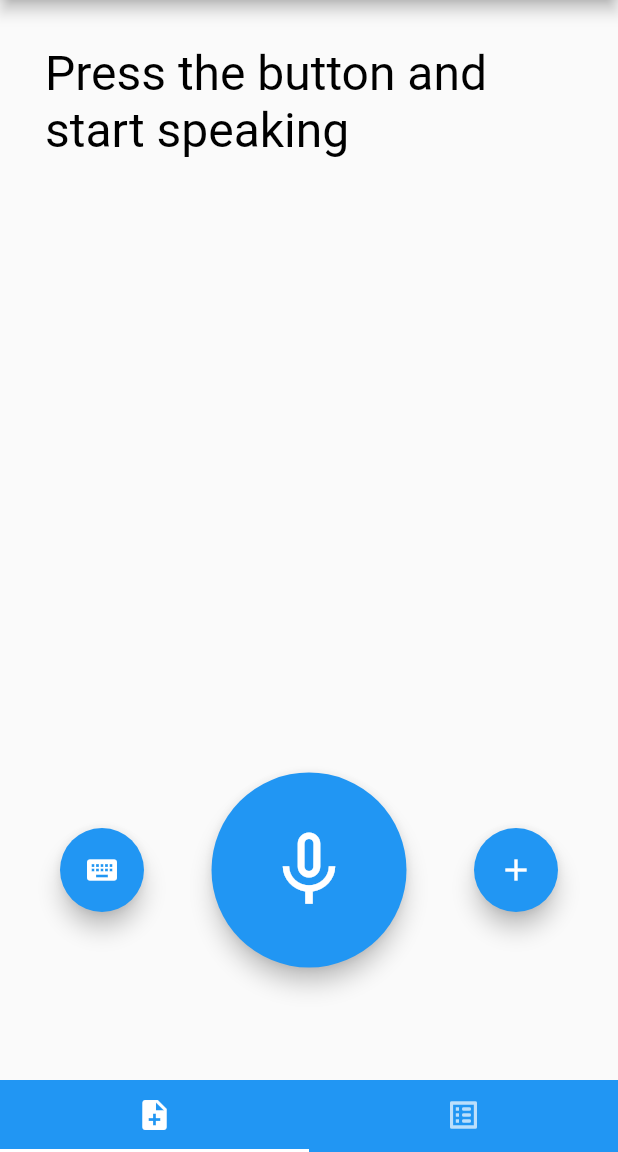
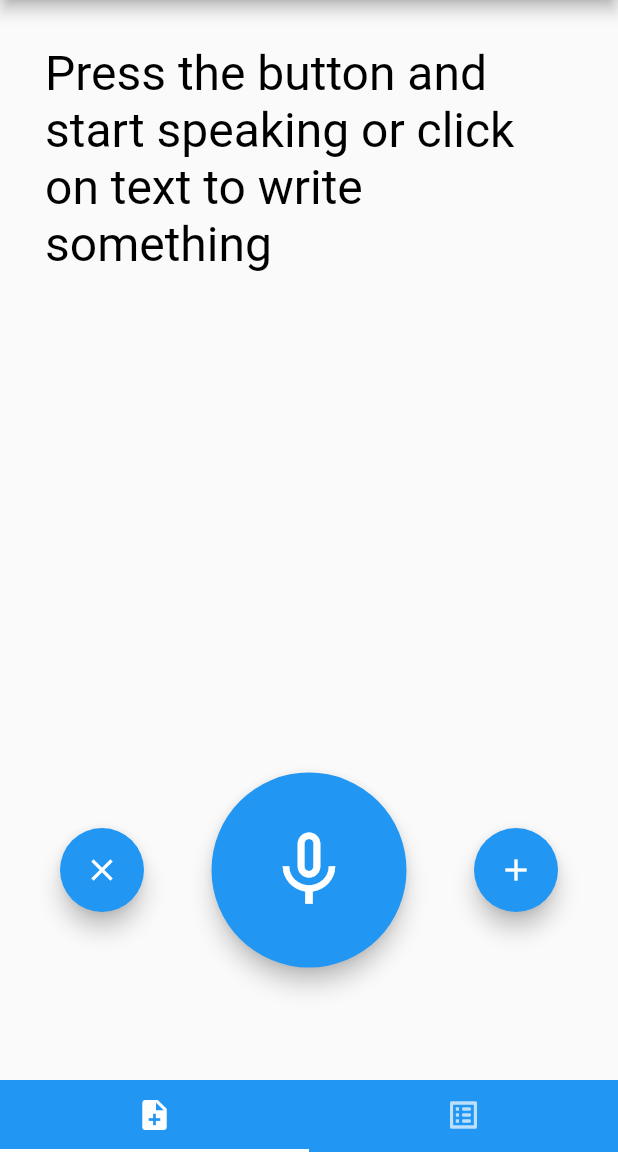
Before and after one commit to Flathz/flutterMindr, a Flutter app: the screen it shows after launch, on a phone screen of 412 x 824 dp, the part 84-1236 px from its top. Run offline on Flutter 3.47's test engine with Material 2 defaults, Android fonts, the phone set to English and light mode, and no system bars; drawn by our look-alikes of avatar_glow; our stand-ins replace speech_to_text, sqflite; missing offline and left inert: keyboard_visibility; accounts and stored records are empty.

Commit message:
[fix] on adding note view

```diff
--- a/lib/AddNoteWidget.dart
+++ b/lib/AddNoteWidget.dart
@@ -16,7 +16,8 @@ class _AddNoteWidgetState extends State<AddNoteWidget> {
   stt.SpeechToText _speech;
   bool _isListening = false;
   DBHelper dbHelper;
-  String _text = 'Press the button and start speaking';
+  String _text =
+      'Press the button and start speaking or click on text to write something';
   String init;
   List<Note> allNotes = [];
   bool _isEditingText = false;
@@ -134,7 +135,7 @@ class _AddNoteWidgetState extends State<AddNoteWidget> {
         ? <Widget>[
             FloatingActionButton(
               onPressed: () {},
-              child: Icon(Icons.keyboard),
+              child: Icon(Icons.close),
             ),
             AvatarGlow(
               animate: _isListening,
@@ -159,6 +160,7 @@ class _AddNoteWidgetState extends State<AddNoteWidget> {
                 addNote();
                 setState(() {
                   _text = init;
+                  _editingController = TextEditingController(text: _text);
                 });
               },
               child: Icon(Icons.add),
@@ -169,7 +171,10 @@ class _AddNoteWidgetState extends State<AddNoteWidget> {
               onPressed: () {
                 addNote();
                 setState(() {
+                  FocusScope.of(context).requestFocus(FocusNode());
+                  _isEditingText = false;
                   _text = init;
+                  _editingController = TextEditingController(text: _text);
                 });
               },
               child: Icon(Icons.add),
--- a/lib/NoteDetail.dart
+++ b/lib/NoteDetail.dart
@@ -4,7 +4,6 @@ import 'dart:ui';
 import 'package:flutter/cupertino.dart';
 import 'package:flutter/material.dart';
 import 'package:flutter_app/db_helper.dart';
-import 'package:intl/intl.dart';
 
 import 'models/Note.dart';
 
@@ -15,7 +14,6 @@ class NoteDetail extends StatefulWidget {
 
 class NoteDetailState extends State<NoteDetail> {
   DBHelper dbHelper;
-  final _formKey = GlobalKey<FormState>();
   Note note;
 
   @override
```
